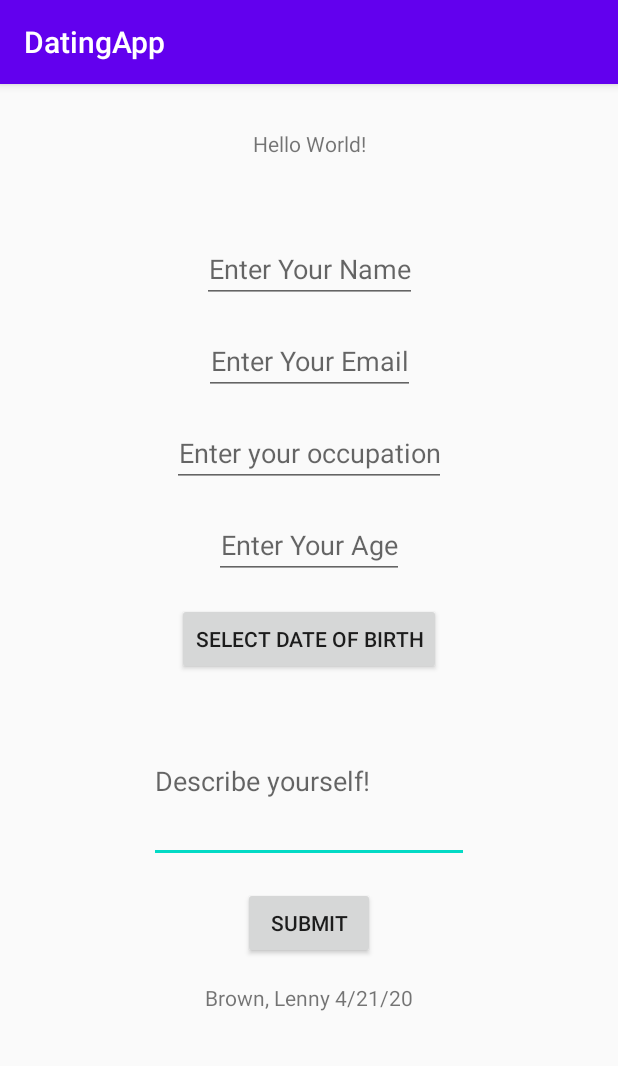
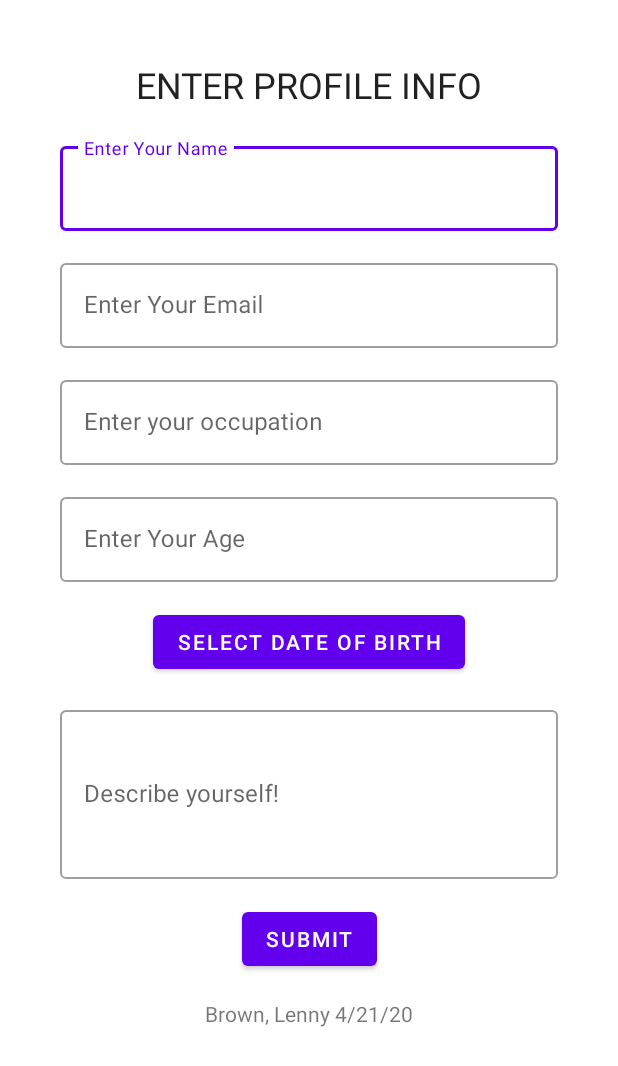
Before and after one commit to lbrown51/Dating-App-Mobile, an Android app: the screen it shows after launch (MainActivity), on a phone screen of 412 x 824 dp. Shown: the top 1066 px of the screen. Run offline under Robolectric (Android 15) with nearby library versions, the phone set to English and light mode, and no system bars.

Commit message:
Switched over to material io and switched edit texts as well. No other changes.

```diff
--- a/app/build.gradle
+++ b/app/build.gradle
@@ -52,10 +52,11 @@ dependencies {
     implementation 'androidx.core:core-ktx:1.2.0'
     implementation 'androidx.constraintlayout:constraintlayout:1.1.3'
     implementation 'androidx.legacy:legacy-support-v4:1.0.0'
+    implementation 'com.google.android.material:material:1.2.0-alpha02'
     testImplementation 'junit:junit:4.12'
     androidTestImplementation 'androidx.test.ext:junit:1.1.1'
     androidTestImplementation 'androidx.test.ext:junit-ktx:1.1.1'
     androidTestImplementation 'androidx.test.espresso:espresso-core:3.2.0'
     androidTestImplementation 'androidx.test.espresso:espresso-contrib:3.2.0'
-    androidTestImplementation 'com.android.support.test.espresso:espresso-intents:3.0.2'
+    androidTestImplementation 'androidx.test.espresso:espresso-intents:3.1.0'
 }
--- a/app/src/main/AndroidManifest.xml
+++ b/app/src/main/AndroidManifest.xml
@@ -12,7 +12,7 @@
         android:requestLegacyExternalStorage="true"
         android:roundIcon="@mipmap/ic_launcher_round"
         android:supportsRtl="true"
-        android:theme="@style/AppTheme">
+        android:theme="@style/Theme.DatingProfile">
         <activity
             android:name=".ProfileActivity"
             android:parentActivityName=".MainActivity">
--- a/app/src/main/res/layout/activity_main.xml
+++ b/app/src/main/res/layout/activity_main.xml
@@ -17,72 +17,101 @@
             android:id="@+id/hello_text"
             android:layout_width="wrap_content"
             android:layout_height="wrap_content"
-            android:text="@string/hello_world"
+            android:text="@string/enter_profile_info"
+            android:textAllCaps="true"
             app:layout_constraintEnd_toEndOf="parent"
             app:layout_constraintStart_toStartOf="parent"
-            app:layout_constraintTop_toTopOf="parent"/>
+            app:layout_constraintTop_toTopOf="parent"
+            style="@style/TextAppearance.MaterialComponents.Headline5"/>
 
         <TextView
             android:id="@+id/signup_problem_text"
             android:layout_width="wrap_content"
             android:layout_height="wrap_content"
-            android:layout_marginTop="@dimen/item_spacing"
             android:textColor="@android:color/holo_red_light"
             app:layout_constraintEnd_toEndOf="parent"
             app:layout_constraintStart_toStartOf="parent"
             app:layout_constraintTop_toBottomOf="@+id/hello_text" />
 
-        <EditText
-            android:id="@+id/name_edit_text"
-            android:layout_width="wrap_content"
+        <com.google.android.material.textfield.TextInputLayout
+            android:id="@+id/name_edit_input"
+            android:layout_width="match_parent"
             android:layout_height="wrap_content"
-            android:layout_marginTop="@dimen/item_spacing"
             android:autofillHints="@string/enter_name"
             android:hint="@string/enter_name"
-            android:inputType="textPersonName"
-            android:textAlignment="center"
+            app:boxBackgroundColor="@color/colorWhite"
             app:layout_constraintEnd_toEndOf="parent"
             app:layout_constraintStart_toStartOf="parent"
-            app:layout_constraintTop_toBottomOf="@+id/signup_problem_text" />
+            app:layout_constraintTop_toBottomOf="@+id/signup_problem_text"
+            style="@style/Widget.MaterialComponents.TextInputLayout.OutlinedBox">
 
-        <EditText
-            android:id="@+id/email_edit_text"
-            android:layout_width="wrap_content"
+            <com.google.android.material.textfield.TextInputEditText
+                android:id="@+id/name_edit_text"
+                android:layout_width="match_parent"
+                android:layout_height="wrap_content"
+                android:inputType="textPersonName"
+                android:maxLines="1" />
+        </com.google.android.material.textfield.TextInputLayout>
+
+        <com.google.android.material.textfield.TextInputLayout
+            android:id="@+id/email_edit_input"
+            android:layout_width="match_parent"
             android:layout_height="wrap_content"
             android:layout_marginTop="@dimen/item_spacing"
             android:autofillHints="@string/enter_email"
             android:hint="@string/enter_email"
-            android:inputType="textEmailAddress"
-            android:textAlignment="center"
             app:layout_constraintEnd_toEndOf="parent"
             app:layout_constraintStart_toStartOf="parent"
-            app:layout_constraintTop_toBottomOf="@+id/name_edit_text" />
+            app:layout_constraintTop_toBottomOf="@+id/name_edit_input"
+            style="@style/Widget.MaterialComponents.TextInputLayout.OutlinedBox">
 
-        <EditText
-            android:id="@+id/occupation_edit_text"
-            android:layout_width="wrap_content"
+            <com.google.android.material.textfield.TextInputEditText
+                android:id="@+id/email_edit_text"
+                android:layout_width="match_parent"
+                android:layout_height="wrap_content"
+                android:inputType="textEmailAddress"
+                android:maxLines="1" />
+        </com.google.android.material.textfield.TextInputLayout>
+
+        <com.google.android.material.textfield.TextInputLayout
+            android:id="@+id/occupation_edit_input"
+            android:layout_width="match_parent"
             android:layout_height="wrap_content"
             android:layout_marginTop="@dimen/item_spacing"
             android:autofillHints="@string/enter_occupation"
             android:hint="@string/enter_occupation"
-            android:inputType="textPersonName"
-            android:textAlignment="center"
             app:layout_constraintEnd_toEndOf="parent"
             app:layout_constraintStart_toStartOf="parent"
-            app:layout_constraintTop_toBottomOf="@+id/email_edit_text" />
+            app:layout_constraintTop_toBottomOf="@+id/email_edit_input"
+            style="@style/Widget.MaterialComponents.TextInputLayout.OutlinedBox">
 
-        <EditText
-            android:id="@+id/age_edit_text"
-            android:layout_width="wrap_content"
+            <com.google.android.material.textfield.TextInputEditText
+                android:id="@+id/occupation_edit_text"
+                android:layout_width="match_parent"
+                android:layout_height="wrap_content"
+                android:inputType="text"
+                android:maxLines="1" />
+        </com.google.android.material.textfield.TextInputLayout>
+
+        <com.google.android.material.textfield.TextInputLayout
+            android:id="@+id/age_edit_input"
+            android:layout_width="match_parent"
             android:layout_height="wrap_content"
             android:layout_marginTop="@dimen/item_spacing"
             android:autofillHints="@string/enter_age"
             android:hint="@string/enter_age"
-            android:inputType="number"
-            android:textAlignment="center"
             app:layout_constraintEnd_toEndOf="parent"
             app:layout_constraintStart_toStartOf="parent"
-            app:layout_constraintTop_toBottomOf="@+id/occupation_edit_text" />
+            app:layout_constraintTop_toBottomOf="@+id/occupation_edit_input"
+            style="@style/Widget.MaterialComponents.TextInputLayout.OutlinedBox">
+
+            <com.google.android.material.textfield.TextInputEditText
+                android:id="@+id/age_edit_text"
+                android:layout_width="match_parent"
+                android:layout_height="wrap_content"
+                android:inputType="number"
+                android:maxLines="1" />
+        </com.google.android.material.textfield.TextInputLayout>
 
         <Button
             android:id="@+id/date_of_birth_btn"
@@ -92,25 +121,31 @@
             android:text="@string/select_dob_text"
             app:layout_constraintEnd_toEndOf="parent"
             app:layout_constraintStart_toStartOf="parent"
-            app:layout_constraintTop_toBottomOf="@+id/age_edit_text"
+            app:layout_constraintTop_toBottomOf="@+id/age_edit_input"
             android:onClick="showDateOfBirthPickerDialog" />
 
-        <EditText
-            android:id="@+id/description_text"
-            android:layout_width="wrap_content"
+        <com.google.android.material.textfield.TextInputLayout
+            android:id="@+id/description_edit_input"
+            android:layout_width="match_parent"
             android:layout_height="wrap_content"
             android:layout_marginTop="@dimen/item_spacing"
-            android:ems="10"
-            android:lines="6"
-            android:minLines="4"
-            android:maxLines="10"
-            android:scrollbars="vertical"
             android:autofillHints="@string/describe_yourself"
             android:hint="@string/describe_yourself"
-            android:inputType="textMultiLine"
+            app:layout_constraintEnd_toEndOf="parent"
             app:layout_constraintStart_toStartOf="parent"
-            app:layout_constraintEnd_toEndOf="parent"
-            app:layout_constraintTop_toBottomOf="@id/date_of_birth_btn"/>
+            app:layout_constraintTop_toBottomOf="@+id/date_of_birth_btn"
+            style="@style/Widget.MaterialComponents.TextInputLayout.OutlinedBox">
+
+            <com.google.android.material.textfield.TextInputEditText
+                android:id="@+id/description_text"
+                android:layout_width="match_parent"
+                android:layout_height="wrap_content"
+                android:inputType="textMultiLine"
+                android:ems="10"
+                android:lines="6"
+                android:minLines="4"
+                android:maxLines="10" />
+        </com.google.android.material.textfield.TextInputLayout>
 
         <Button
             android:id="@+id/submit_profile_btn"
@@ -121,7 +156,7 @@
             android:text="@string/submit_text"
             app:layout_constraintEnd_toEndOf="parent"
             app:layout_constraintStart_toStartOf="parent"
-            app:layout_constraintTop_toBottomOf="@+id/description_text" />
+            app:layout_constraintTop_toBottomOf="@+id/description_edit_input" />
 
         <TextView
             android:id="@+id/name_date"
--- a/app/src/main/res/values/colors.xml
+++ b/app/src/main/res/values/colors.xml
@@ -3,6 +3,7 @@
     <color name="colorPrimary">#6200EE</color>
     <color name="colorPrimaryDark">#3700B3</color>
     <color name="colorAccent">#03DAC5</color>
+    <color name="colorWhite">#FFFFFF</color>
     <color name="grey">#8e8c8c</color>
     <color name="black">#565656</color>
 </resources>
--- a/app/src/main/res/values/dimens.xml
+++ b/app/src/main/res/values/dimens.xml
@@ -5,7 +5,7 @@
     <dimen name="profile_name_age_text_size">30sp</dimen>
     <dimen name="profile_occupation_text_size">20sp</dimen>
     <dimen name="profile_description_text_size">16sp</dimen>
-    <dimen name="main_layout_padding">30dp</dimen>
+    <dimen name="main_layout_padding">40dp</dimen>
     <dimen name="divider_spacing">4dp</dimen>
     <dimen name="profile_divider_height">3dp</dimen>
     <dimen name="date_of_birth_margin_bottom">50dp</dimen>
--- a/app/src/main/res/values/strings.xml
+++ b/app/src/main/res/values/strings.xml
@@ -28,4 +28,5 @@
     <string name="email_not_valid">You did not enter a valid email!</string>
 
     <string name="fae_picture_description">A picture of Fae the cat</string>
+    <string name="enter_profile_info">Enter Profile Info</string>
 </resources>
--- a/app/src/main/res/values/styles.xml
+++ b/app/src/main/res/values/styles.xml
@@ -1,7 +1,7 @@
 <resources>
 
     <!-- Base application theme. -->
-    <style name="AppTheme" parent="Theme.AppCompat.Light.DarkActionBar">
+    <style name="Theme.DatingProfile" parent="Theme.MaterialComponents.Light.NoActionBar">
         <!-- Customize your theme here. -->
         <item name="colorPrimary">@color/colorPrimary</item>
         <item name="colorPrimaryDark">@color/colorPrimaryDark</item>
--- a/build.gradle
+++ b/build.gradle
@@ -22,7 +22,6 @@ allprojects {
     repositories {
         google()
         jcenter()
-
     }
 }
 
```
Also changed, not shown: 1 other file.
